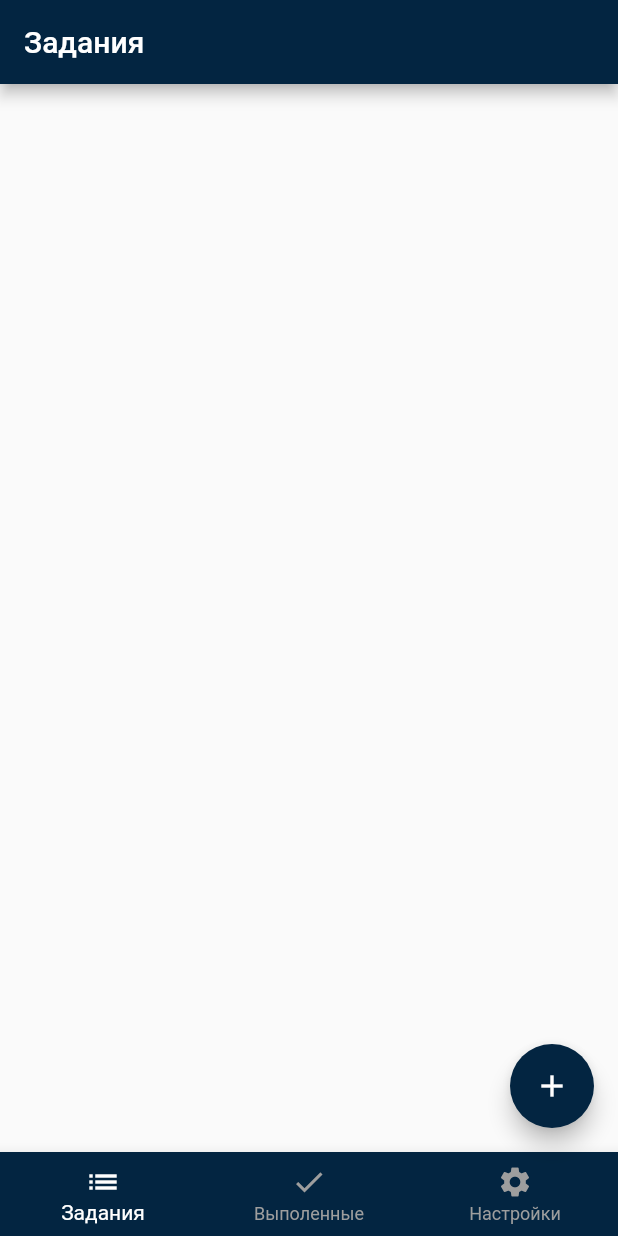
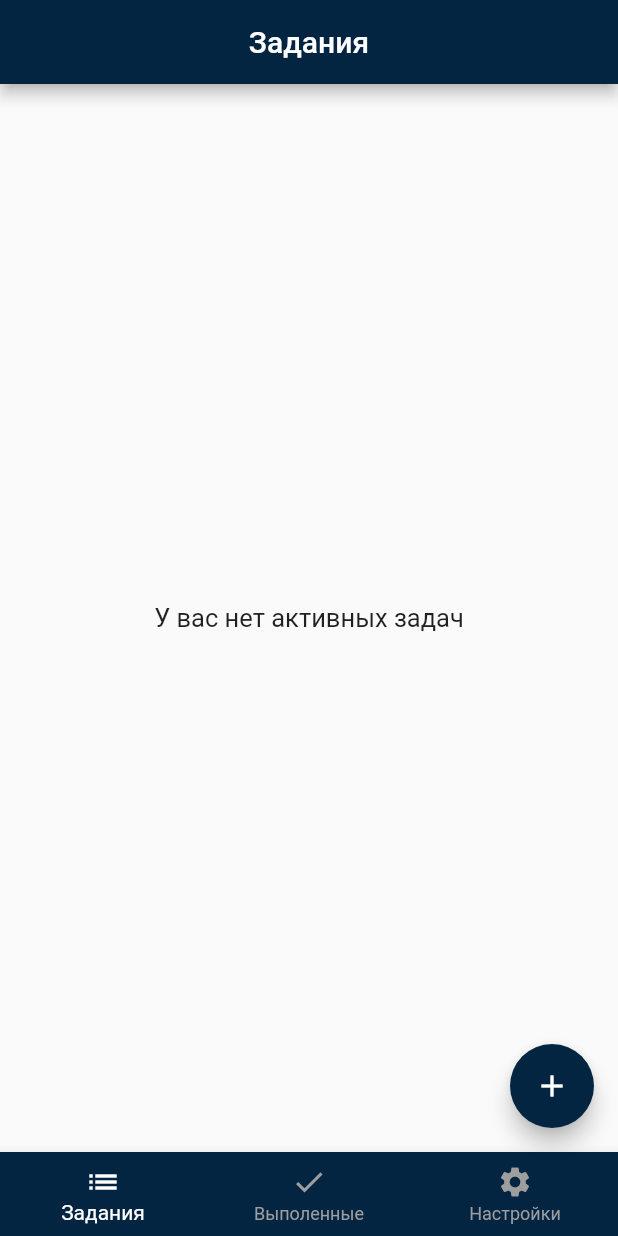
Before and after one commit to Gercov/flutter-todo-lvlup-app, a Flutter app: the screen it shows after launch, on a phone screen of 412 x 824 dp. Run offline on Flutter 3.47's test engine with Material 2 defaults, Android fonts, the phone set to English and light mode, and no system bars; our stand-ins replace hive, hive_flutter; accounts and stored records are empty.

Commit message:
text in header aligned to center, added text plugs

```diff
--- a/lib/presenation/home.dart
+++ b/lib/presenation/home.dart
@@ -55,6 +55,7 @@ class _AppBar extends StatelessWidget with PreferredSizeWidget {
 
     return AppBar(
       title: Text(tabOptions[selectedIndexTab].name),
+      centerTitle: true,
     );
   }
 
--- a/lib/widgets/completed_tasks_list_screen.dart
+++ b/lib/widgets/completed_tasks_list_screen.dart
@@ -61,8 +61,26 @@ class _View extends StatelessWidget {
   Widget build(BuildContext context) {
     final tasksList = context.watch<CompletedTasksListViewModel>().state.tasks;
 
-    return ItemsListWidget(
-      tasksList: tasksList,
+    return tasksList.isNotEmpty
+        ? ItemsListWidget(
+            tasksList: tasksList,
+          )
+        : const _PlugTextWidget();
+  }
+}
+
+class _PlugTextWidget extends StatelessWidget {
+  const _PlugTextWidget({Key? key}) : super(key: key);
+
+  @override
+  Widget build(BuildContext context) {
+    return const Center(
+      child: Text(
+        'У вас нет выполненных задач',
+        style: TextStyle(
+          fontSize: 17,
+        ),
+      ),
     );
   }
 }
--- a/lib/widgets/tasks_list_screen.dart
+++ b/lib/widgets/tasks_list_screen.dart
@@ -58,8 +58,26 @@ class _View extends StatelessWidget {
   Widget build(BuildContext context) {
     final tasksList = context.watch<TasksListViewModel>().state.tasks;
 
-    return ItemsListWidget(
-      tasksList: tasksList,
+    return tasksList.isNotEmpty
+        ? ItemsListWidget(
+            tasksList: tasksList,
+          )
+        : const _PlugTextWidget();
+  }
+}
+
+class _PlugTextWidget extends StatelessWidget {
+  const _PlugTextWidget({Key? key}) : super(key: key);
+
+  @override
+  Widget build(BuildContext context) {
+    return const Center(
+      child: Text(
+        'У вас нет активных задач',
+        style: TextStyle(
+          fontSize: 17,
+        ),
+      ),
     );
   }
 }
```
